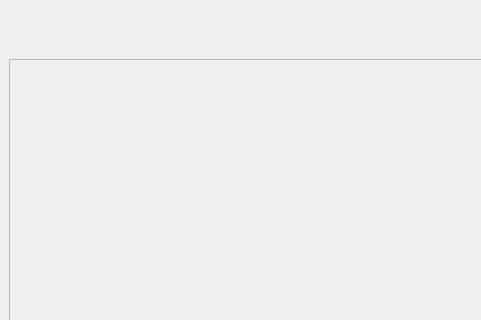
Above: source/menu/cartmenu.ui from gotovkk/QtMarket before the change; both pictures show x 0 to 481 and y 0 to 320 of the 800 by 600 pixel window. Below: the same form after it.
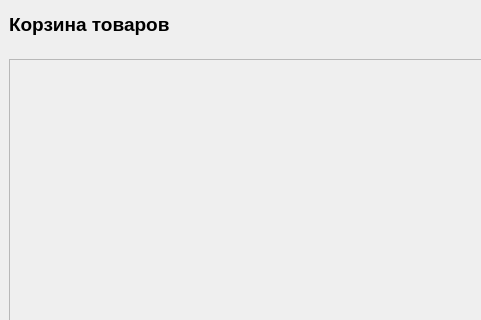
That is the form after the change.

What changed in the file:
```diff
--- a/source/menu/cartmenu.ui
+++ b/source/menu/cartmenu.ui
@@ -172,9 +172,9 @@
         <property name="geometry">
          <rect>
           <x>9</x>
-          <y>9</y>
+          <y>19</y>
           <width>551</width>
-          <height>451</height>
+          <height>441</height>
          </rect>
         </property>
         <layout class="QVBoxLayout" name="verticalLayout"/>
@@ -182,6 +182,25 @@
       </widget>
      </widget>
     </widget>
+    <widget class="QLabel" name="label">
+     <property name="geometry">
+      <rect>
+       <x>10</x>
+       <y>10</y>
+       <width>321</width>
+       <height>31</height>
+      </rect>
+     </property>
+     <property name="font">
+      <font>
+       <pointsize>14</pointsize>
+       <bold>true</bold>
+      </font>
+     </property>
+     <property name="text">
+      <string>Корзина товаров</string>
+     </property>
+    </widget>
    </widget>
    <widget class="QWidget" name="page_2"/>
   </widget>
```
